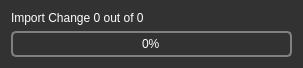
BenjaminHalko/WiiMusicEditorPlus, file ImportChanges.ui: the form before one commit.
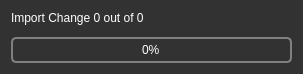
The form after the commit. Icons and pictures are not drawn.

The edit to the form file:
```diff
--- a/ImportChanges.ui
+++ b/ImportChanges.ui
@@ -10,7 +10,7 @@
     <x>0</x>
     <y>0</y>
     <width>303</width>
-    <height>68</height>
+    <height>74</height>
    </rect>
   </property>
   <property name="windowTitle">
```
Left out of the diff: 6 changed lines with no effect on the pictures.
